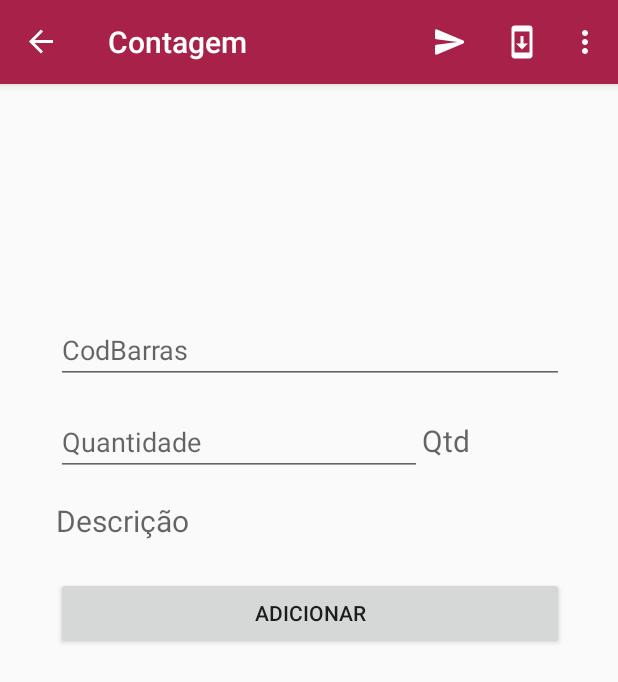
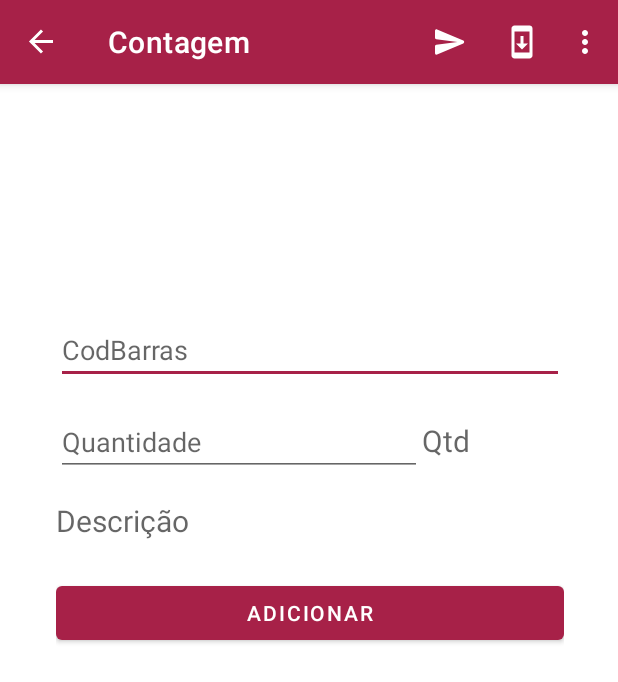
Before and after one commit to Slizel/FaridColetor, an Android app: the AddFragment screen opened through its navigation route, after a tap on "ADICIONAR", on a phone screen of 412 x 824 dp. Shown: the top 682 px of the screen. Run offline under Robolectric (Android 15) with nearby library versions, the phone set to English and light mode, and no system bars; our stand-ins replace Room's generated code, navigation-ui.

Commit message:
Adição de beeps quando o produto é grvado no BD
Adição de triple beep quando o produto lido já está gravado no BD

Limpar texto da quantidade quando o botão de adicionar for pressionado

Mudar o foco para o editTextCodBarras quando o botão quando o botão adicionar for pressionado

Validação do campo editTextCodBarras para quando o código não existe no arquivo

Validação do editTextCodBarras para máximo de 13 caracteres

Validação para o editTextQuantidade para máximo 6 caracteres

Mudança do tema para Material Design

```diff
--- a/app/build.gradle
+++ b/app/build.gradle
@@ -68,4 +68,7 @@ dependencies {
     api "org.jetbrains.kotlinx:kotlinx-coroutines-core:1.3.5"
     api "org.jetbrains.kotlinx:kotlinx-coroutines-android:1.3.5"
 
+    //Material Design
+    implementation 'com.google.android.material:material:1.0.0'
+
 }
--- a/app/src/main/java/faridnet/com/faridcoletor/Fragments/Add/AddFragment.kt
+++ b/app/src/main/java/faridnet/com/faridcoletor/Fragments/Add/AddFragment.kt
@@ -70,7 +70,9 @@ class AddFragment : Fragment() {
         val view = inflater.inflate(R.layout.fragment_add, container, false)
 
         val viewTextDescricao = view.ViewTextDescricao
+
         val txtEdit = view.editTextTextCodBarras
+        txtEdit.requestFocus()
         val txtEdit2 = view.editTextQuantidade
 
         txtEdit.addTextChangedListener(object : TextWatcher {
@@ -79,12 +81,9 @@ class AddFragment : Fragment() {
 
             override fun onTextChanged(p0: CharSequence?, p1: Int, p2: Int, p3: Int) {
 
-//                txtEdit2.setOnKeyListener(object : View.OnKeyListener {
-//                    override fun onKey(v: View?, keyCode: Int, event: KeyEvent): Boolean {
-//                        // if the event is a key down event on the enter button
-//                        if (event.action == KeyEvent.ACTION_DOWN && keyCode == KeyEvent.KEYCODE_ENTER) {
 
                 if (txtEdit.text.toString() != "") {
+
                     lifecycleScope.launch {
                         val codBarras = editTextTextCodBarras.text.toString()
                         val produto = pAppViewModel.loadProdutobyCodBarra(codBarras)
@@ -99,13 +98,8 @@ class AddFragment : Fragment() {
                             viewTextDescricao.text = ""
                         }
                     }
+
                 }
-
-//                            return true
-//                        }
-//                        return false
-//                    }
-//                })
             }
 
             override fun afterTextChanged(p0: Editable?) {
@@ -186,9 +180,10 @@ class AddFragment : Fragment() {
         view.add_btn.setOnClickListener {
             if (editTextTextCodBarras != null || editTextQuantidade != null) {
                 insertDataToDatabase()
+                txtEdit2.setText("")
+                txtEdit.requestFocus()
             }
         }
-
 
         return view
     }
@@ -210,9 +205,9 @@ class AddFragment : Fragment() {
         if (inputCheck(codBarras, qtde)) {
 
             var pos = ViewTextDescricao.text.indexOf("-")
+            if (pos > 0) {
                 var input: CharSequence = ViewTextDescricao.getText().substring(0..pos - 2)
                 var prodId: String = input.toString()
-
 
                 val sdf = SimpleDateFormat("dd/M/yyyy hh:mm:ss")
                 val currentDate = sdf.format(Date())
@@ -227,6 +222,14 @@ class AddFragment : Fragment() {
 
                 Toast.makeText(requireContext(), "Adicionado com sucesso", Toast.LENGTH_LONG).show()
                 //findNavController().navigate(R.id.action_addFragment_to_listFragment)
+
+            } else {
+                editTextTextCodBarras.error =
+                    "Código não existe no arquivo"
+
+                editTextTextCodBarras.setText("")
+
+            }
 
         } else {
             Toast.makeText(requireContext(), "Preencha os campos, por gentileza", Toast.LENGTH_LONG)
@@ -264,7 +267,7 @@ class AddFragment : Fragment() {
     }
 
     override fun onOptionsItemSelected(item: MenuItem): Boolean {
-        if(item.itemId == R.id.delete_all){
+        if (item.itemId == R.id.delete_all) {
             clearDatabase()
         }
         return super.onOptionsItemSelected(item)
--- a/app/src/main/res/layout/fragment_add.xml
+++ b/app/src/main/res/layout/fragment_add.xml
@@ -16,6 +16,7 @@
         android:hint="CodBarras"
         android:inputType="number"
         android:focusable="true"
+        android:maxLength="13"
         android:imeOptions="flagNoExtractUi"
         android:nextFocusForward="@+id/editTextQuantidade"
         app:layout_constraintEnd_toEndOf="parent"
@@ -41,6 +42,7 @@
             android:layout_weight=".5"
             android:ems="10"
             android:hint="Quantidade"
+            android:maxLength="6"
             android:imeOptions="actionGo"
             android:inputType="numberDecimal"
             android:nextFocusUp="@+id/editTextQuantidade" />
--- a/app/src/main/res/values/styles.xml
+++ b/app/src/main/res/values/styles.xml
@@ -1,10 +1,22 @@
 <resources>
     <!-- Base application theme. -->
-    <style name="AppTheme" parent="Theme.AppCompat.Light.DarkActionBar">
+    <style name="AppTheme" parent="Theme.MaterialComponents.Light.DarkActionBar">
         <!-- Customize your theme here. -->
         <item name="colorPrimary">@color/colorPrimary</item>
         <item name="colorPrimaryDark">@color/colorPrimaryDark</item>
         <item name="colorAccent">@color/colorAccent</item>
     </style>
+</resources>
 
-</resources>
+
+
+<!--<resources>-->
+<!--&lt;!&ndash; Base application theme. &ndash;&gt;-->
+<!--<style name="AppTheme" parent="Theme.AppCompat.Light.DarkActionBar">-->
+<!--    &lt;!&ndash; Customize your theme here. &ndash;&gt;-->
+<!--    <item name="colorPrimary">@color/colorPrimary</item>-->
+<!--    <item name="colorPrimaryDark">@color/colorPrimaryDark</item>-->
+<!--    <item name="colorAccent">@color/colorAccent</item>-->
+<!--</style>-->
+
+<!--</resources>-->
```
Lines whose indentation alone changed are shown as unchanged.
